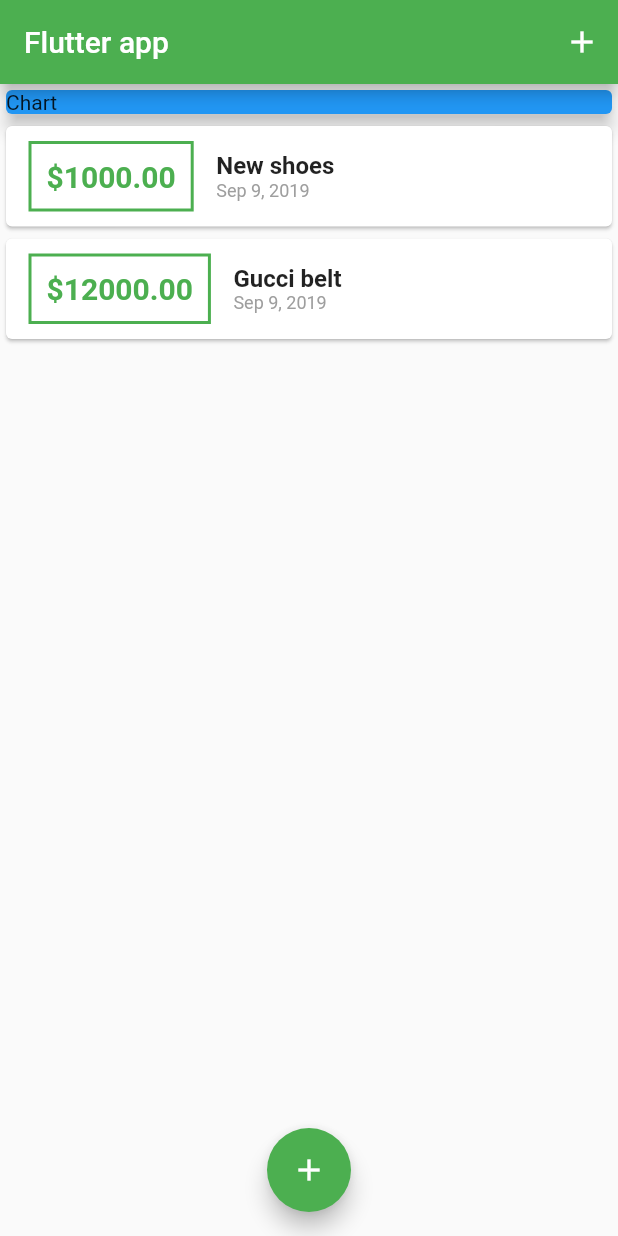
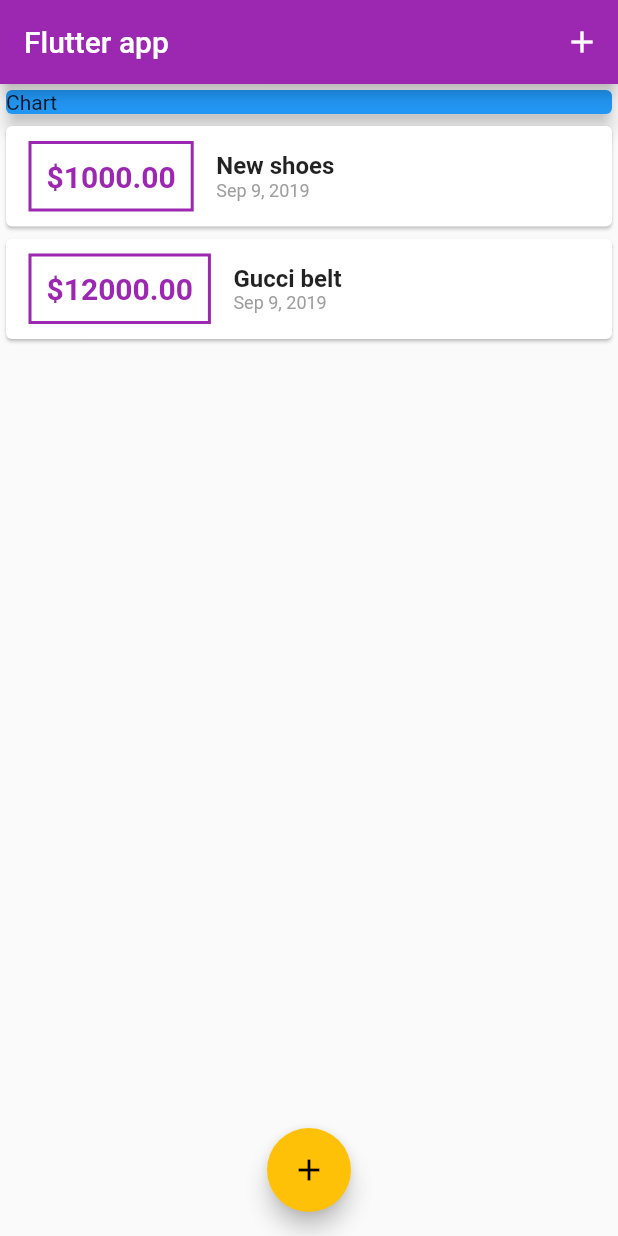
Before and after one commit to bytesbanana/personal_expenses_tracker, a Flutter app: the screen it shows after launch, on a phone screen of 412 x 824 dp. Run offline on Flutter 3.47's test engine with Material 2 defaults, Android fonts, the phone set to English and light mode, and no system bars.

Commit message:
[Lec 92]: Configuring & Using Themes par2

```diff
--- a/lib/main.dart
+++ b/lib/main.dart
@@ -13,7 +13,8 @@ class MyApp extends StatelessWidget {
       title: 'Flutter Demo',
       home: MyHomePage(),
       theme: ThemeData(
-        primarySwatch: Colors.green
+        primarySwatch: Colors.purple,
+        accentColor: Colors.amber
       ),
     );
   }
```
